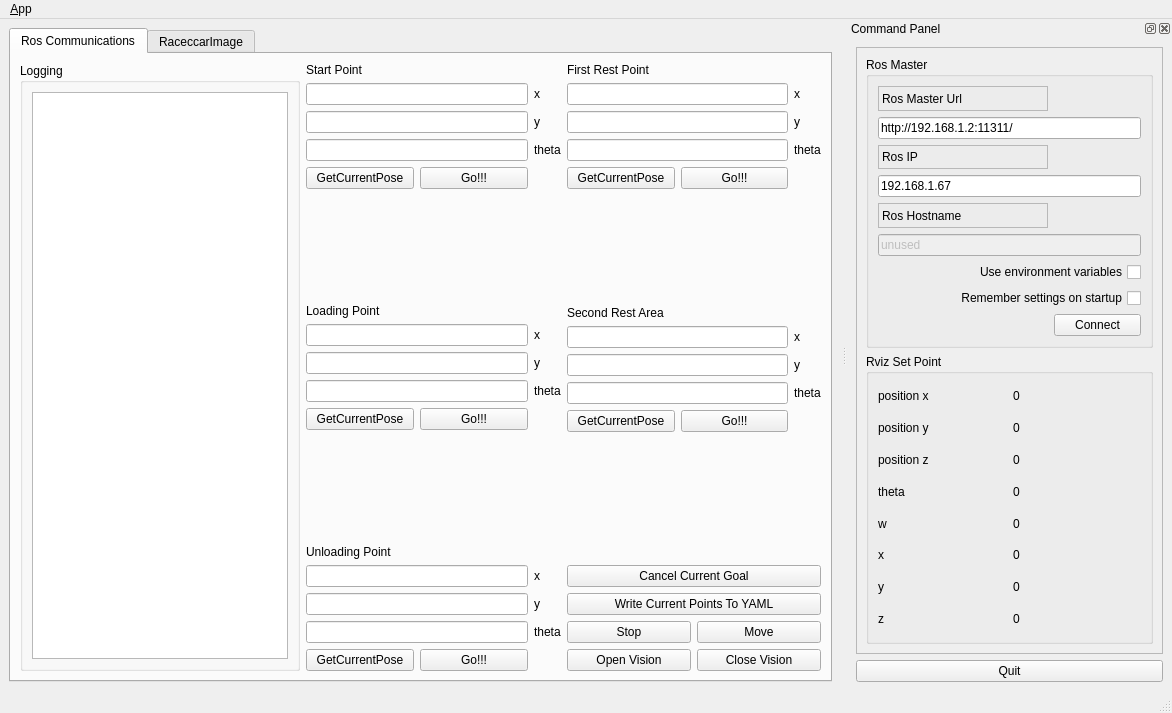
First picture: the form in racecar_cloud/ui/main_window.ui, repository weihaoysgs/racecar-cloud-ws, before the edit.
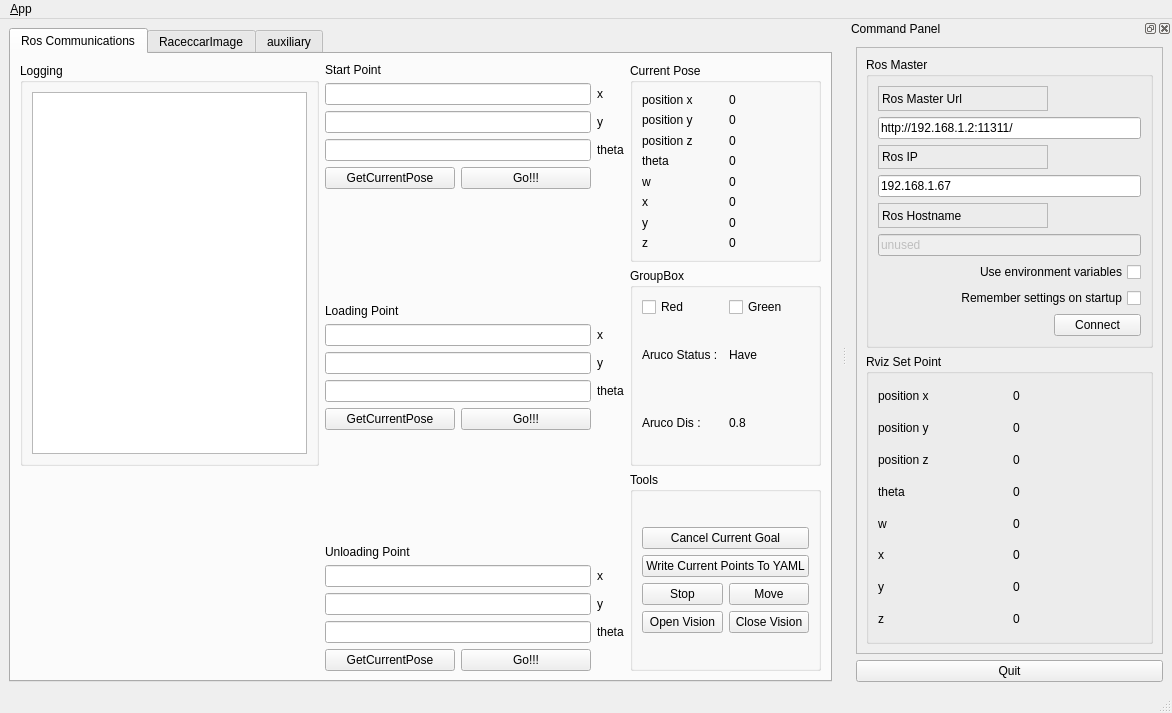
Second picture: the form after the edit. Icons and pictures are not drawn.

Patch:
```diff
--- a/racecar_cloud/ui/main_window.ui
+++ b/racecar_cloud/ui/main_window.ui
@@ -40,8 +40,8 @@
        <attribute name="title">
         <string>Ros Communications</string>
        </attribute>
-       <layout class="QHBoxLayout" name="horizontalLayout_14">
-        <item>
+       <layout class="QGridLayout" name="gridLayout_7">
+        <item row="0" column="0" rowspan="2">
          <widget class="QGroupBox" name="groupBox_12">
           <property name="sizePolicy">
            <sizepolicy hsizetype="MinimumExpanding" vsizetype="Preferred">
@@ -59,7 +59,7 @@
           </layout>
          </widget>
         </item>
-        <item>
+        <item row="0" column="1" rowspan="3">
          <layout class="QVBoxLayout" name="verticalLayout_21">
           <item>
            <layout class="QVBoxLayout" name="verticalLayout_20">
@@ -331,9 +331,295 @@
           </item>
          </layout>
         </item>
-        <item>
+        <item row="0" column="2">
+         <widget class="QGroupBox" name="groupBox_3">
+          <property name="title">
+           <string>Current Pose</string>
+          </property>
          <layout class="QVBoxLayout" name="verticalLayout_13">
           <item>
+            <layout class="QGridLayout" name="gridLayout_5">
+             <item row="3" column="1">
+              <widget class="QLabel" name="labelPositionTheta_2">
+               <property name="text">
+                <string>0</string>
+               </property>
+              </widget>
+             </item>
+             <item row="6" column="0">
+              <widget class="QLabel" name="label_38">
+               <property name="text">
+                <string>y</string>
+               </property>
+              </widget>
+             </item>
+             <item row="7" column="1">
+              <widget class="QLabel" name="labelOrientionZ_2">
+               <property name="text">
+                <string>0</string>
+               </property>
+              </widget>
+             </item>
+             <item row="6" column="1">
+              <widget class="QLabel" name="labelOrientionY_2">
+               <property name="text">
+                <string>0</string>
+               </property>
+              </widget>
+             </item>
+             <item row="4" column="1">
+              <widget class="QLabel" name="labelOrientionW_2">
+               <property name="text">
+                <string>0</string>
+               </property>
+              </widget>
+             </item>
+             <item row="7" column="0">
+              <widget class="QLabel" name="label_42">
+               <property name="text">
+                <string>z</string>
+               </property>
+              </widget>
+             </item>
+             <item row="2" column="0">
+              <widget class="QLabel" name="label_39">
+               <property name="text">
+                <string>position z</string>
+               </property>
+              </widget>
+             </item>
+             <item row="4" column="0">
+              <widget class="QLabel" name="label_40">
+               <property name="text">
+                <string>w</string>
+               </property>
+              </widget>
+             </item>
+             <item row="0" column="0">
+              <widget class="QLabel" name="label_36">
+               <property name="text">
+                <string>position x</string>
+               </property>
+              </widget>
+             </item>
+             <item row="1" column="1">
+              <widget class="QLabel" name="labelPositionY_2">
+               <property name="text">
+                <string>0</string>
+               </property>
+              </widget>
+             </item>
+             <item row="5" column="1">
+              <widget class="QLabel" name="labelOrientionX_2">
+               <property name="text">
+                <string>0</string>
+               </property>
+              </widget>
+             </item>
+             <item row="1" column="0">
+              <widget class="QLabel" name="label_37">
+               <property name="text">
+                <string>position y</string>
+               </property>
+              </widget>
+             </item>
+             <item row="3" column="0">
+              <widget class="QLabel" name="label_41">
+               <property name="text">
+                <string>theta</string>
+               </property>
+              </widget>
+             </item>
+             <item row="5" column="0">
+              <widget class="QLabel" name="label_45">
+               <property name="text">
+                <string>x</string>
+               </property>
+              </widget>
+             </item>
+             <item row="2" column="1">
+              <widget class="QLabel" name="labelPositionZ_2">
+               <property name="text">
+                <string>0</string>
+               </property>
+              </widget>
+             </item>
+             <item row="0" column="1">
+              <widget class="QLabel" name="labelPositionX_2">
+               <property name="text">
+                <string>0</string>
+               </property>
+              </widget>
+             </item>
+            </layout>
+           </item>
+          </layout>
+         </widget>
+        </item>
+        <item row="1" column="2">
+         <widget class="QGroupBox" name="groupBox_5">
+          <property name="title">
+           <string>GroupBox</string>
+          </property>
+          <layout class="QVBoxLayout" name="verticalLayout_25">
+           <item>
+            <layout class="QHBoxLayout" name="horizontalLayout_14">
+             <item>
+              <widget class="QCheckBox" name="checkBox">
+               <property name="text">
+                <string>Red</string>
+               </property>
+              </widget>
+             </item>
+             <item>
+              <widget class="QCheckBox" name="checkBox_2">
+               <property name="text">
+                <string>Green</string>
+               </property>
+              </widget>
+             </item>
+            </layout>
+           </item>
+           <item>
+            <layout class="QGridLayout" name="gridLayout_6">
+             <item row="0" column="0">
+              <widget class="QLabel" name="label_43">
+               <property name="text">
+                <string>Aruco Status :</string>
+               </property>
+              </widget>
+             </item>
+             <item row="0" column="1">
+              <widget class="QLabel" name="label_47">
+               <property name="text">
+                <string>Have</string>
+               </property>
+              </widget>
+             </item>
+             <item row="1" column="0">
+              <widget class="QLabel" name="label_46">
+               <property name="text">
+                <string>Aruco Dis :</string>
+               </property>
+              </widget>
+             </item>
+             <item row="1" column="1">
+              <widget class="QLabel" name="label_48">
+               <property name="text">
+                <string>0.8</string>
+               </property>
+              </widget>
+             </item>
+            </layout>
+           </item>
+          </layout>
+         </widget>
+        </item>
+        <item row="2" column="2">
+         <widget class="QGroupBox" name="groupBox_4">
+          <property name="title">
+           <string>Tools </string>
+          </property>
+          <layout class="QVBoxLayout" name="verticalLayout_24">
+           <item>
+            <layout class="QVBoxLayout" name="verticalLayout_23">
+             <item>
+              <widget class="QPushButton" name="pushButtonCancelCurrentNavGoal">
+               <property name="text">
+                <string>Cancel Current Goal</string>
+               </property>
+               <property name="shortcut">
+                <string>Esc</string>
+               </property>
+              </widget>
+             </item>
+             <item>
+              <widget class="QPushButton" name="pushButtonWriteCurrentPoints">
+               <property name="text">
+                <string>Write Current Points To YAML</string>
+               </property>
+              </widget>
+             </item>
+             <item>
+              <layout class="QVBoxLayout" name="verticalLayout_22">
+               <item>
+                <layout class="QHBoxLayout" name="horizontalLayout_12">
+                 <item>
+                  <widget class="QPushButton" name="pushButtonForceRacecarNavgationStop">
+                   <property name="text">
+                    <string>Stop</string>
+                   </property>
+                   <property name="shortcut">
+                    <string>S</string>
+                   </property>
+                  </widget>
+                 </item>
+                 <item>
+                  <widget class="QPushButton" name="pushButtonAllowRacecarNavigationMove">
+                   <property name="text">
+                    <string>Move</string>
+                   </property>
+                   <property name="shortcut">
+                    <string>W</string>
+                   </property>
+                  </widget>
+                 </item>
+                </layout>
+               </item>
+               <item>
+                <layout class="QHBoxLayout" name="horizontalLayout_13">
+                 <item>
+                  <widget class="QPushButton" name="pushButtonOpenSCornerVision">
+                   <property name="text">
+                    <string>Open Vision</string>
+                   </property>
+                  </widget>
+                 </item>
+                 <item>
+                  <widget class="QPushButton" name="pushButtonCloseSCornerVision">
+                   <property name="text">
+                    <string>Close Vision</string>
+                   </property>
+                  </widget>
+                 </item>
+                </layout>
+               </item>
+              </layout>
+             </item>
+            </layout>
+           </item>
+          </layout>
+         </widget>
+        </item>
+       </layout>
+      </widget>
+      <widget class="QWidget" name="tab">
+       <attribute name="title">
+        <string>RaceccarImage</string>
+       </attribute>
+       <layout class="QHBoxLayout" name="horizontalLayout_8">
+        <item>
+         <widget class="QLabel" name="labelShowRacecarImage">
+          <property name="text">
+           <string>showImage</string>
+          </property>
+         </widget>
+        </item>
+       </layout>
+      </widget>
+      <widget class="QWidget" name="tab_2">
+       <attribute name="title">
+        <string>auxiliary</string>
+       </attribute>
+       <widget class="QWidget" name="layoutWidget">
+        <property name="geometry">
+         <rect>
+          <x>470</x>
+          <y>120</y>
+          <width>257</width>
+          <height>149</height>
+         </rect>
+        </property>
            <layout class="QVBoxLayout" name="verticalLayout_12">
             <item>
              <widget class="QLabel" name="label_21">
@@ -410,21 +696,16 @@
              </layout>
             </item>
            </layout>
-          </item>
-          <item>
-           <spacer name="verticalSpacer">
-            <property name="orientation">
-             <enum>Qt::Vertical</enum>
-            </property>
-            <property name="sizeHint" stdset="0">
-             <size>
-              <width>20</width>
-              <height>40</height>
-             </size>
-            </property>
-           </spacer>
-          </item>
-          <item>
+       </widget>
+       <widget class="QWidget" name="layoutWidget_2">
+        <property name="geometry">
+         <rect>
+          <x>220</x>
+          <y>290</y>
+          <width>257</width>
+          <height>149</height>
+         </rect>
+        </property>
            <layout class="QVBoxLayout" name="verticalLayout_17">
             <item>
              <widget class="QLabel" name="label_28">
@@ -501,117 +782,7 @@
              </layout>
             </item>
            </layout>
-          </item>
-          <item>
-           <spacer name="verticalSpacer_4">
-            <property name="orientation">
-             <enum>Qt::Vertical</enum>
-            </property>
-            <property name="sizeHint" stdset="0">
-             <size>
-              <width>20</width>
-              <height>40</height>
-             </size>
-            </property>
-           </spacer>
-          </item>
-          <item>
-           <layout class="QVBoxLayout" name="verticalLayout_23">
-            <item>
-             <spacer name="verticalSpacer_5">
-              <property name="orientation">
-               <enum>Qt::Vertical</enum>
-              </property>
-              <property name="sizeHint" stdset="0">
-               <size>
-                <width>15</width>
-                <height>16</height>
-               </size>
-              </property>
-             </spacer>
-            </item>
-            <item>
-             <widget class="QPushButton" name="pushButtonCancelCurrentNavGoal">
-              <property name="text">
-               <string>Cancel Current Goal</string>
-              </property>
-              <property name="shortcut">
-               <string>Esc</string>
-              </property>
-             </widget>
-            </item>
-            <item>
-             <widget class="QPushButton" name="pushButtonWriteCurrentPoints">
-              <property name="text">
-               <string>Write Current Points To YAML</string>
-              </property>
-             </widget>
-            </item>
-            <item>
-             <layout class="QVBoxLayout" name="verticalLayout_22">
-              <item>
-               <layout class="QHBoxLayout" name="horizontalLayout_12">
-                <item>
-                 <widget class="QPushButton" name="pushButtonForceRacecarNavgationStop">
-                  <property name="text">
-                   <string>Stop</string>
-                  </property>
-                  <property name="shortcut">
-                   <string>S</string>
-                  </property>
-                 </widget>
-                </item>
-                <item>
-                 <widget class="QPushButton" name="pushButtonAllowRacecarNavigationMove">
-                  <property name="text">
-                   <string>Move</string>
-                  </property>
-                  <property name="shortcut">
-                   <string>W</string>
-                  </property>
-                 </widget>
-                </item>
-               </layout>
-              </item>
-              <item>
-               <layout class="QHBoxLayout" name="horizontalLayout_13">
-                <item>
-                 <widget class="QPushButton" name="pushButtonOpenSCornerVision">
-                  <property name="text">
-                   <string>Open Vision</string>
-                  </property>
-                 </widget>
-                </item>
-                <item>
-                 <widget class="QPushButton" name="pushButtonCloseSCornerVision">
-                  <property name="text">
-                   <string>Close Vision</string>
-                  </property>
-                 </widget>
-                </item>
-               </layout>
-              </item>
-             </layout>
-            </item>
-           </layout>
-          </item>
-         </layout>
-        </item>
-       </layout>
-      </widget>
-      <widget class="QWidget" name="tab">
-       <attribute name="title">
-        <string>RaceccarImage</string>
-       </attribute>
-       <layout class="QHBoxLayout" name="horizontalLayout_8">
-        <item>
-         <widget class="QLabel" name="labelShowRacecarImage">
-          <property name="text">
-           <string>showImage</string>
-          </property>
-         </widget>
-        </item>
-       </layout>
+       </widget>
       </widget>
      </widget>
     </item>
```
Lines whose indentation alone changed are shown as unchanged.
